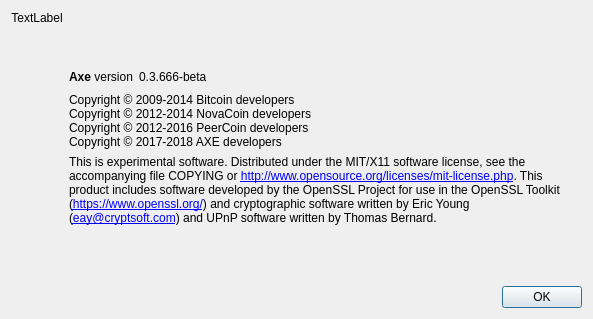
The window that src/qt/forms/aboutdialog.ui (AXErunners/axe) describes before a commit, drawn with Qt 5.
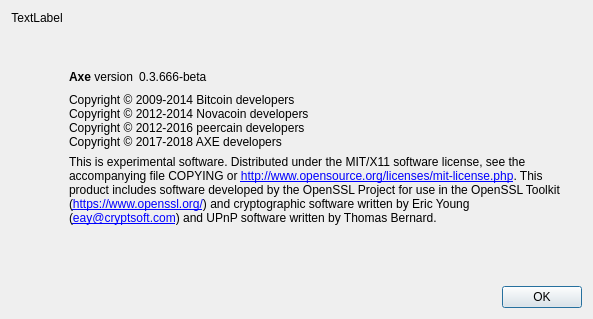
The same window after the commit.

```diff
--- a/src/qt/forms/aboutdialog.ui
+++ b/src/qt/forms/aboutdialog.ui
@@ -89,8 +89,8 @@
        </property>
        <property name="text">
         <string>Copyright © 2009-2014 Bitcoin developers
-Copyright © 2012-2014 NovaCoin developers
-Copyright © 2012-2016 PeerCoin developers
+Copyright © 2012-2014 Novacoin developers
+Copyright © 2012-2016 peercain developers
 Copyright © 2017-2018 AXE developers</string>
        </property>
        <property name="textInteractionFlags">
```
